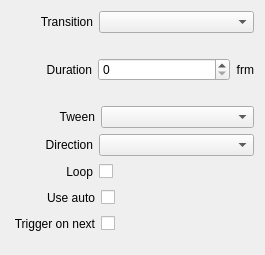
Before: the Qt Designer form src/Widgets/Inspector/InspectorAudioWidget.ui in CasparCG/client, drawn with Qt 5.
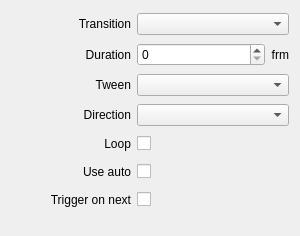
After: the same form once the commit is applied.

Commit message: Simplify layout of inspector widgets

What changed in the file:
```diff
--- a/src/Widgets/Inspector/InspectorAudioWidget.ui
+++ b/src/Widgets/Inspector/InspectorAudioWidget.ui
@@ -6,8 +6,8 @@
    <rect>
     <x>0</x>
     <y>0</y>
-    <width>265</width>
-    <height>255</height>
+    <width>300</width>
+    <height>236</height>
    </rect>
   </property>
   <property name="sizePolicy">
@@ -16,36 +16,107 @@
     <verstretch>0</verstretch>
    </sizepolicy>
   </property>
-  <layout class="QVBoxLayout" name="verticalLayout">
+  <layout class="QGridLayout" name="gridLayout">
+   <property name="bottomMargin">
+    <number>20</number>
+   </property>
+   <item row="6" column="1" colspan="2">
+    <layout class="QHBoxLayout" name="horizontalLayoutTriggerOnNext">
    <item>
-    <layout class="QHBoxLayout" name="horizontalLayoutTransition">
+      <widget class="QCheckBox" name="checkBoxTriggerOnNext">
+       <property name="layoutDirection">
+        <enum>Qt::RightToLeft</enum>
+       </property>
+       <property name="text">
+        <string/>
+       </property>
+      </widget>
+     </item>
      <item>
-      <spacer name="horizontalSpacerTransition">
+      <spacer name="horizontalSpacerTriggerOnNext2">
        <property name="orientation">
         <enum>Qt::Horizontal</enum>
        </property>
-       <property name="sizeType">
-        <enum>QSizePolicy::Fixed</enum>
-       </property>
        <property name="sizeHint" stdset="0">
         <size>
-         <width>29</width>
+         <width>40</width>
          <height>20</height>
         </size>
        </property>
       </spacer>
      </item>
+    </layout>
+   </item>
+   <item row="5" column="1" colspan="2">
+    <layout class="QHBoxLayout" name="horizontalLayoutUseAuto">
      <item>
-      <widget class="QLabel" name="labelTransition">
+      <widget class="QCheckBox" name="checkBoxUseAuto">
+       <property name="layoutDirection">
+        <enum>Qt::RightToLeft</enum>
+       </property>
        <property name="text">
-        <string>Transition</string>
+        <string/>
        </property>
+      </widget>
+     </item>
+     <item>
+      <spacer name="horizontalSpacerUseAuto2">
+       <property name="orientation">
+        <enum>Qt::Horizontal</enum>
+       </property>
+       <property name="sizeHint" stdset="0">
+        <size>
+         <width>40</width>
+         <height>20</height>
+        </size>
+       </property>
+      </spacer>
+     </item>
+    </layout>
+   </item>
+   <item row="3" column="1" colspan="2">
+    <widget class="QComboBox" name="comboBoxDirection">
+     <property name="sizePolicy">
+      <sizepolicy hsizetype="Expanding" vsizetype="Fixed">
+       <horstretch>0</horstretch>
+       <verstretch>0</verstretch>
+      </sizepolicy>
+     </property>
+    </widget>
+   </item>
+   <item row="5" column="0">
+    <widget class="QLabel" name="labelUseAuto">
+     <property name="minimumSize">
+      <size>
+       <width>120</width>
+       <height>0</height>
+      </size>
+     </property>
+     <property name="text">
+      <string>Use auto</string>
+     </property>
        <property name="alignment">
         <set>Qt::AlignRight|Qt::AlignTrailing|Qt::AlignVCenter</set>
        </property>
       </widget>
      </item>
-     <item>
+   <item row="6" column="0">
+    <widget class="QLabel" name="labelTriggerOnNext">
+     <property name="minimumSize">
+      <size>
+       <width>120</width>
+       <height>0</height>
+      </size>
+     </property>
+     <property name="text">
+      <string>Trigger on next</string>
+     </property>
+     <property name="alignment">
+      <set>Qt::AlignRight|Qt::AlignTrailing|Qt::AlignVCenter</set>
+     </property>
+    </widget>
+   </item>
+   <item row="0" column="1" colspan="2">
       <widget class="QComboBox" name="comboBoxTransition">
        <property name="sizePolicy">
         <sizepolicy hsizetype="Expanding" vsizetype="Fixed">
@@ -55,28 +126,30 @@
        </property>
       </widget>
      </item>
-    </layout>
-   </item>
-   <item>
-    <layout class="QHBoxLayout" name="horizontalLayoutTransitionDuration">
-     <item>
-      <spacer name="horizontalSpacerTransitionDuration">
-       <property name="orientation">
-        <enum>Qt::Horizontal</enum>
-       </property>
-       <property name="sizeType">
-        <enum>QSizePolicy::Fixed</enum>
-       </property>
-       <property name="sizeHint" stdset="0">
+   <item row="3" column="0">
+    <widget class="QLabel" name="labelDirection">
+     <property name="minimumSize">
         <size>
-         <width>35</width>
-         <height>20</height>
-        </size>
-       </property>
-      </spacer>
-     </item>
-     <item>
+       <width>120</width>
+       <height>0</height>
+      </size>
+     </property>
+     <property name="text">
+      <string>Direction</string>
+     </property>
+     <property name="alignment">
+      <set>Qt::AlignRight|Qt::AlignTrailing|Qt::AlignVCenter</set>
+     </property>
+    </widget>
+   </item>
+   <item row="1" column="0">
       <widget class="QLabel" name="labelTransitionDuration">
+     <property name="minimumSize">
+      <size>
+       <width>120</width>
+       <height>0</height>
+      </size>
+     </property>
        <property name="text">
         <string>Duration</string>
        </property>
@@ -85,51 +158,57 @@
        </property>
       </widget>
      </item>
+   <item row="4" column="1" colspan="2">
+    <layout class="QHBoxLayout" name="horizontalLayoutLoop">
      <item>
-      <widget class="QSpinBox" name="spinBoxTransitionDuration">
-       <property name="sizePolicy">
-        <sizepolicy hsizetype="Expanding" vsizetype="Fixed">
-         <horstretch>0</horstretch>
-         <verstretch>0</verstretch>
-        </sizepolicy>
+      <widget class="QCheckBox" name="checkBoxLoop">
+       <property name="layoutDirection">
+        <enum>Qt::RightToLeft</enum>
        </property>
-       <property name="maximum">
-        <number>999</number>
-       </property>
-      </widget>
-     </item>
-     <item>
-      <widget class="QLabel" name="labelFrm1">
        <property name="text">
-        <string>frm</string>
-       </property>
-       <property name="alignment">
-        <set>Qt::AlignRight|Qt::AlignTrailing|Qt::AlignVCenter</set>
+        <string/>
        </property>
       </widget>
      </item>
-    </layout>
-   </item>
    <item>
-    <layout class="QHBoxLayout" name="horizontalLayoutTween">
-     <item>
-      <spacer name="horizontalSpacerTween">
+      <spacer name="horizontalSpacerLoop2">
        <property name="orientation">
         <enum>Qt::Horizontal</enum>
        </property>
-       <property name="sizeType">
-        <enum>QSizePolicy::Fixed</enum>
-       </property>
        <property name="sizeHint" stdset="0">
         <size>
-         <width>48</width>
+         <width>40</width>
          <height>20</height>
         </size>
        </property>
       </spacer>
      </item>
-     <item>
+    </layout>
+   </item>
+   <item row="0" column="0">
+    <widget class="QLabel" name="labelTransition">
+     <property name="minimumSize">
+      <size>
+       <width>120</width>
+       <height>0</height>
+      </size>
+     </property>
+     <property name="text">
+      <string>Transition</string>
+     </property>
+     <property name="alignment">
+      <set>Qt::AlignRight|Qt::AlignTrailing|Qt::AlignVCenter</set>
+     </property>
+    </widget>
+   </item>
+   <item row="2" column="0">
       <widget class="QLabel" name="labelTween">
+     <property name="minimumSize">
+      <size>
+       <width>120</width>
+       <height>0</height>
+      </size>
+     </property>
        <property name="text">
         <string>Tween</string>
        </property>
@@ -138,78 +217,24 @@
        </property>
       </widget>
      </item>
-     <item>
-      <widget class="QComboBox" name="comboBoxTween">
-       <property name="sizePolicy">
-        <sizepolicy hsizetype="Expanding" vsizetype="Fixed">
-         <horstretch>0</horstretch>
-         <verstretch>0</verstretch>
-        </sizepolicy>
-       </property>
-      </widget>
-     </item>
-    </layout>
-   </item>
-   <item>
-    <layout class="QHBoxLayout" name="horizontalLayoutDirection">
-     <item>
-      <spacer name="horizontalSpacerDirection">
-       <property name="orientation">
-        <enum>Qt::Horizontal</enum>
-       </property>
-       <property name="sizeType">
-        <enum>QSizePolicy::Fixed</enum>
-       </property>
-       <property name="sizeHint" stdset="0">
-        <size>
-         <width>34</width>
-         <height>20</height>
-        </size>
-       </property>
-      </spacer>
-     </item>
-     <item>
-      <widget class="QLabel" name="labelDirection">
+   <item row="1" column="2">
+    <widget class="QLabel" name="labelFrm1">
        <property name="text">
-        <string>Direction</string>
+      <string>frm</string>
        </property>
        <property name="alignment">
         <set>Qt::AlignRight|Qt::AlignTrailing|Qt::AlignVCenter</set>
        </property>
       </widget>
      </item>
-     <item>
-      <widget class="QComboBox" name="comboBoxDirection">
-       <property name="sizePolicy">
-        <sizepolicy hsizetype="Expanding" vsizetype="Fixed">
-         <horstretch>0</horstretch>
-         <verstretch>0</verstretch>
-        </sizepolicy>
-       </property>
-      </widget>
-     </item>
-    </layout>
-   </item>
-   <item>
-    <layout class="QHBoxLayout" name="horizontalLayoutLoop">
-     <item>
-      <spacer name="horizontalSpacerLoop1">
-       <property name="orientation">
-        <enum>Qt::Horizontal</enum>
-       </property>
-       <property name="sizeType">
-        <enum>QSizePolicy::Fixed</enum>
-       </property>
-       <property name="sizeHint" stdset="0">
-        <size>
-         <width>55</width>
-         <height>20</height>
-        </size>
-       </property>
-      </spacer>
-     </item>
-     <item>
+   <item row="4" column="0">
       <widget class="QLabel" name="labelLoop">
+     <property name="minimumSize">
+      <size>
+       <width>120</width>
+       <height>0</height>
+      </size>
+     </property>
        <property name="text">
         <string>Loop</string>
        </property>
@@ -218,155 +243,40 @@
        </property>
       </widget>
      </item>
-     <item>
-      <widget class="QCheckBox" name="checkBoxLoop">
-       <property name="layoutDirection">
-        <enum>Qt::RightToLeft</enum>
-       </property>
-       <property name="text">
-        <string/>
+   <item row="1" column="1">
+    <widget class="QSpinBox" name="spinBoxTransitionDuration">
+     <property name="sizePolicy">
+      <sizepolicy hsizetype="Expanding" vsizetype="Fixed">
+       <horstretch>0</horstretch>
+       <verstretch>0</verstretch>
+      </sizepolicy>
+     </property>
+     <property name="maximum">
+      <number>999</number>
        </property>
       </widget>
      </item>
-     <item>
-      <spacer name="horizontalSpacerLoop2">
-       <property name="orientation">
-        <enum>Qt::Horizontal</enum>
-       </property>
-       <property name="sizeHint" stdset="0">
-        <size>
-         <width>40</width>
-         <height>20</height>
-        </size>
-       </property>
-      </spacer>
-     </item>
-    </layout>
-   </item>
-   <item>
-    <layout class="QHBoxLayout" name="horizontalLayoutUseAuto">
-     <item>
-      <spacer name="horizontalSpacerUseAuto1">
-       <property name="orientation">
-        <enum>Qt::Horizontal</enum>
-       </property>
-       <property name="sizeType">
-        <enum>QSizePolicy::Fixed</enum>
-       </property>
-       <property name="sizeHint" stdset="0">
-        <size>
-         <width>36</width>
-         <height>20</height>
-        </size>
-       </property>
-      </spacer>
-     </item>
-     <item>
-      <widget class="QLabel" name="labelUseAuto">
-       <property name="text">
-        <string>Use auto</string>
-       </property>
-       <property name="alignment">
-        <set>Qt::AlignRight|Qt::AlignTrailing|Qt::AlignVCenter</set>
-       </property>
-      </widget>
-     </item>
-     <item>
-      <widget class="QCheckBox" name="checkBoxUseAuto">
-       <property name="layoutDirection">
-        <enum>Qt::RightToLeft</enum>
-       </property>
-       <property name="text">
-        <string/>
-       </property>
-      </widget>
-     </item>
-     <item>
-      <spacer name="horizontalSpacerUseAuto2">
-       <property name="orientation">
-        <enum>Qt::Horizontal</enum>
-       </property>
-       <property name="sizeHint" stdset="0">
-        <size>
-         <width>40</width>
-         <height>20</height>
-        </size>
-       </property>
-      </spacer>
-     </item>
-    </layout>
-   </item>
-   <item>
-    <layout class="QHBoxLayout" name="horizontalLayoutTriggerOnNext">
-     <item>
-      <spacer name="horizontalSpacerTriggerOnNext1">
-       <property name="orientation">
-        <enum>Qt::Horizontal</enum>
-       </property>
-       <property name="sizeType">
-        <enum>QSizePolicy::Fixed</enum>
-       </property>
-       <property name="sizeHint" stdset="0">
-        <size>
-         <width>2</width>
-         <height>20</height>
-        </size>
-       </property>
-      </spacer>
-     </item>
-     <item>
-      <widget class="QLabel" name="labelTriggerOnNext">
-       <property name="text">
-        <string>Trigger on next</string>
-       </property>
-       <property name="alignment">
-        <set>Qt::AlignRight|Qt::AlignTrailing|Qt::AlignVCenter</set>
-       </property>
-      </widget>
-     </item>
-     <item>
-      <widget class="QCheckBox" name="checkBoxTriggerOnNext">
-       <property name="layoutDirection">
-        <enum>Qt::RightToLeft</enum>
-       </property>
-       <property name="text">
-        <string/>
-       </property>
-      </widget>
-     </item>
-     <item>
-      <spacer name="horizontalSpacerTriggerOnNext2">
-       <property name="orientation">
-        <enum>Qt::Horizontal</enum>
-       </property>
-       <property name="sizeHint" stdset="0">
-        <size>
-         <width>40</width>
-         <height>20</height>
-        </size>
-       </property>
-      </spacer>
-     </item>
-    </layout>
-   </item>
-   <item>
-    <spacer name="verticalSpacerAudio">
-     <property name="orientation">
-      <enum>Qt::Vertical</enum>
-     </property>
-     <property name="sizeType">
-      <enum>QSizePolicy::Fixed</enum>
-     </property>
-     <property name="sizeHint" stdset="0">
-      <size>
-       <width>20</width>
-       <height>10</height>
-      </size>
-     </property>
-    </spacer>
-   </item>
-  </layout>
- </widget>
+   <item row="2" column="1" colspan="2">
+    <widget class="QComboBox" name="comboBoxTween">
+     <property name="sizePolicy">
+      <sizepolicy hsizetype="Expanding" vsizetype="Fixed">
+       <horstretch>0</horstretch>
+       <verstretch>0</verstretch>
+      </sizepolicy>
+     </property>
+    </widget>
+   </item>
+  </layout>
+ </widget>
+ <tabstops>
+  <tabstop>comboBoxTransition</tabstop>
+  <tabstop>spinBoxTransitionDuration</tabstop>
+  <tabstop>comboBoxTween</tabstop>
+  <tabstop>comboBoxDirection</tabstop>
+  <tabstop>checkBoxLoop</tabstop>
+  <tabstop>checkBoxUseAuto</tabstop>
+  <tabstop>checkBoxTriggerOnNext</tabstop>
+ </tabstops>
  <resources/>
  <connections>
   <connection>
```
Lines whose indentation alone changed are shown as unchanged. The commit also changes 58 other files.
